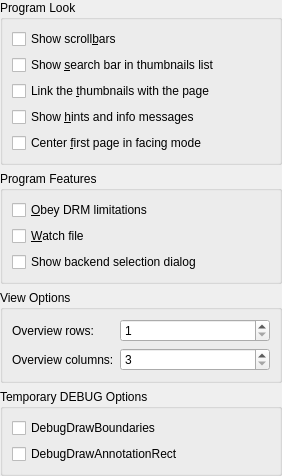
First picture: the form in conf/dlggeneralbase.ui, repository KDE/okular, before the edit.
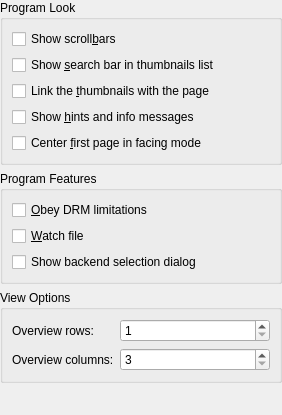
Second picture: the form after the edit. Icons and pictures are not drawn.

Commit message: isolate the debug options in an own tab, so it's easier to show/hide them

```diff
--- a/conf/dlggeneralbase.ui
+++ b/conf/dlggeneralbase.ui
@@ -9,7 +9,7 @@
     <x>0</x>
     <y>0</y>
     <width>282</width>
-    <height>455</height>
+    <height>415</height>
    </rect>
   </property>
   <property name="windowTitle" >
@@ -303,35 +303,6 @@
      </layout>
     </widget>
    </item>
-   <item>
-    <widget class="QGroupBox" name="groupBox_4" >
-     <property name="title" >
-      <string>Temporary DEBUG Options</string>
-     </property>
-     <layout class="QVBoxLayout" >
-      <property name="margin" >
-       <number>9</number>
-      </property>
-      <property name="spacing" >
-       <number>6</number>
-      </property>
-      <item>
-       <widget class="QCheckBox" name="kcfg_DebugDrawBoundaries" >
-        <property name="text" >
-         <string>DebugDrawBoundaries</string>
-        </property>
-       </widget>
-      </item>
-      <item>
-       <widget class="QCheckBox" name="kcfg_DebugDrawAnnotationRect" >
-        <property name="text" >
-         <string>DebugDrawAnnotationRect</string>
-        </property>
-       </widget>
-      </item>
-     </layout>
-    </widget>
-   </item>
    <item>
     <spacer>
      <property name="orientation" >
```
Left out of the diff: 3 changed lines with no effect on the pictures. The commit also changes 5 other files.
